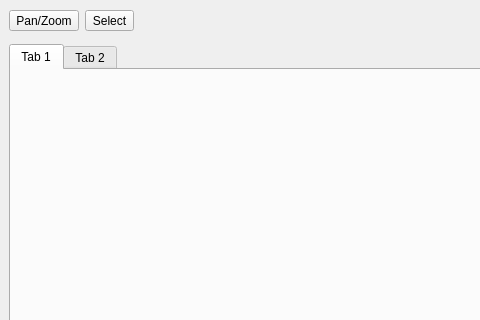
First picture: the form in py/cspov/ui/pov_main.ui, repository ssec/sift, before the edit; both pictures show x 0 to 480 and y 0 to 320 of the 1321 by 807 pixel window.
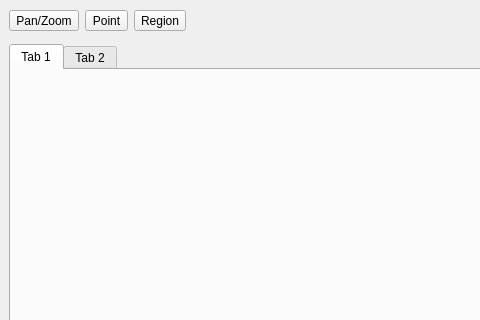
Second picture: the form after the edit.

Commit message: basic tool buttons, later these should be put through actual Qt command standard bindings so keys can be attached

What changed in the file:
```diff
--- a/py/cspov/ui/pov_main.ui
+++ b/py/cspov/ui/pov_main.ui
@@ -27,7 +27,14 @@
       <item>
        <widget class="QToolButton" name="toolButton">
         <property name="text">
-         <string>Select</string>
+         <string>Point</string>
+        </property>
+       </widget>
+      </item>
+      <item>
+       <widget class="QToolButton" name="regionSelectButton">
+        <property name="text">
+         <string>Region</string>
         </property>
        </widget>
       </item>
```
Left out of the diff: 4 changed lines with no effect on the pictures. The commit also changes 2 other files.
